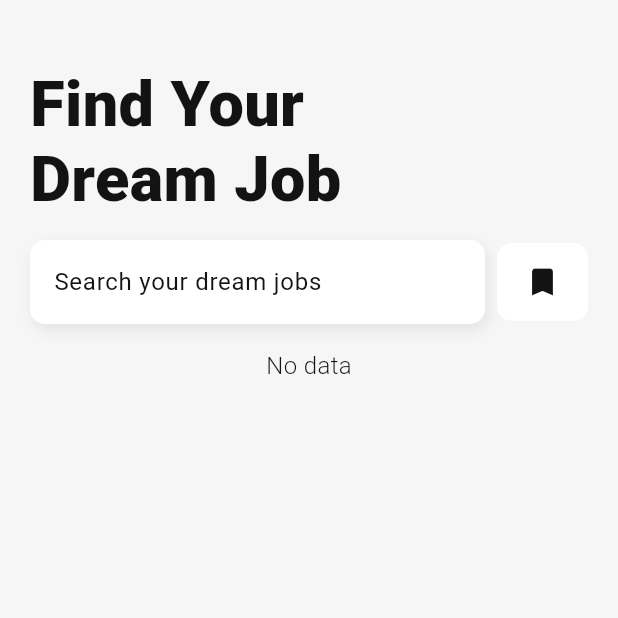
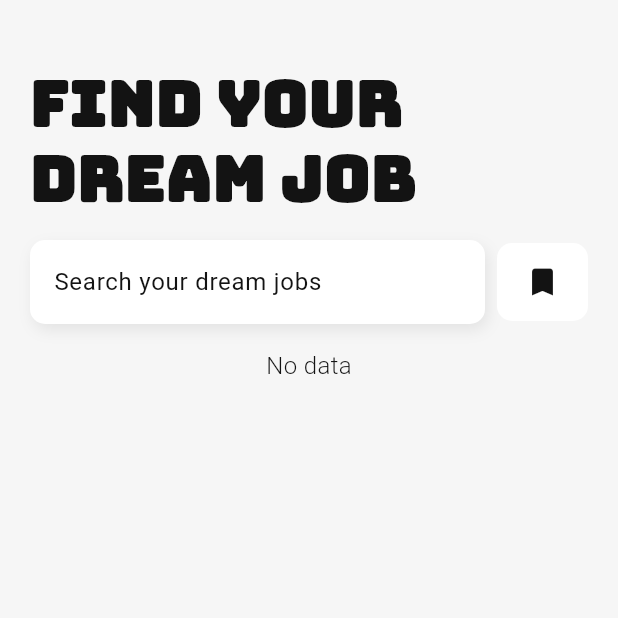
Before and after one commit to himashagunasena/job_app, a Flutter app: the screen it shows after launch, on a phone screen of 412 x 824 dp, the top half of it. Run offline on Flutter 3.47's test engine with Material 3 defaults, Android fonts, the phone set to English and light mode, and no system bars; our stand-ins replace google_fonts, shared_preferences; network calls fail.

Commit message:
⚙️ added new google fonts and remove unwanted classes

```diff
--- a/lib/main.dart
+++ b/lib/main.dart
@@ -1,4 +1,5 @@
 import 'package:flutter/material.dart';
+import 'package:google_fonts/google_fonts.dart';
 import 'package:job_app/provider/fav_job_provider.dart';
 import 'package:job_app/provider/job_details_provider.dart';
 import 'package:job_app/screens/job_list.dart';
@@ -26,6 +27,9 @@ class MyApp extends StatelessWidget {
       title: 'Flutter Demo',
       themeMode: ThemeMode.system,
       theme: ThemeData(
+        textTheme: GoogleFonts.robotoTextTheme(
+          Theme.of(context).textTheme,
+        ),
         scaffoldBackgroundColor: AppColors().backgroundColor(context),
         appBarTheme: AppBarTheme(color: AppColors().backgroundColor(context)),
       ),
--- a/lib/screens/job_list.dart
+++ b/lib/screens/job_list.dart
@@ -1,4 +1,5 @@
 import 'package:flutter/material.dart';
+import 'package:google_fonts/google_fonts.dart';
 import 'package:job_app/provider/fav_job_provider.dart';
 import 'package:job_app/provider/job_details_provider.dart';
 import 'package:job_app/screens/job_details_screen.dart';
@@ -52,7 +53,7 @@ class _JobListScreenState extends State<JobListScreen> {
               SizedBox(height: 24),
               Text(
                 "Find Your\nDream Job",
-                style: TextStyle(
+                style: GoogleFonts.bungee(
                     fontSize: 42,
                     fontWeight: FontWeight.w800,
                     height: 1.2,
--- a/lib/utils/storage.dart
+++ b/lib/utils/storage.dart
@@ -15,9 +15,4 @@ class CustomStorage {
     SharedPreferences preferences = await SharedPreferences.getInstance();
     await preferences.remove(key);
   }
-
-  deleteStorage() async {
-    SharedPreferences preferences = await SharedPreferences.getInstance();
-    preferences.clear();
-  }
 }
--- a/pubspec.yaml
+++ b/pubspec.yaml
@@ -37,6 +37,7 @@ dependencies:
   http: ^1.5.0
   provider: ^6.1.5+1
   shared_preferences: ^2.5.3
+  google_fonts: ^6.3.0
 
 dev_dependencies:
   flutter_test:
```
Also changed, not shown: pubspec.lock.
